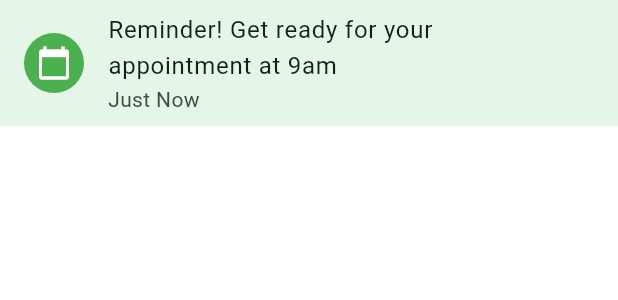
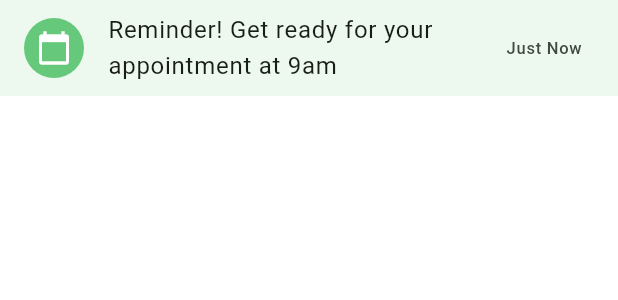
Before and after one commit to IntimeSys2025/in_time_app, a Flutter app: the NotificationItem widget shown alone on an empty page, opened directly, on a phone screen of 412 x 824 dp. Shown: the top 300 px of the screen. Run offline on Flutter 3.47's test engine with Material 3 defaults, Android fonts, the phone set to English and light mode, and no system bars; our stand-ins replace dartz, dio, easy_localization, equatable, flutter_bloc, flutter_otp_text_field and 9 more; missing offline and left inert: webview_flutter_wkwebview; accounts and stored records are empty; network calls fail.

Commit message:
fix notification ui

```diff
--- a/lib/features/checkout/presentation/screens/checkout_screen.dart
+++ b/lib/features/checkout/presentation/screens/checkout_screen.dart
@@ -51,7 +51,7 @@ class CheckoutScreen extends StatelessWidget {
                   Navigator.push(
                       context,
                       MaterialPageRoute(
-                        builder: (context) => const PaymentResultScreen(paymentSuccess: false),
+                        builder: (context) => const PaymentResultScreen(paymentSuccess: true),
                       ));
                 }),
           )),
--- a/lib/features/profile/presentation/widget/notification_item.dart
+++ b/lib/features/profile/presentation/widget/notification_item.dart
@@ -4,21 +4,33 @@ import '../../../../core/utils/app_colors.dart';
 class NotificationItem extends StatelessWidget {
   final String title;
   final IconData icon;
+  final String? date;
   final String time;
   const NotificationItem(
-      {super.key, required this.title, required this.icon, required this.time});
+      {super.key, required this.title, required this.icon, required this.time,  this.date});
 
   @override
   Widget build(BuildContext context) {
     return Container(
-      color: AppColors.kLightGreen,
+      color: AppColors.kLightGreen.withOpacity(0.7),
       child:  ListTile(
         leading: CircleAvatar(
-          backgroundColor: Colors.green,
+          backgroundColor: AppColors.kGreenButton,
           child: Icon(icon, color: Colors.white),
         ),
+        trailing: Column(
+           crossAxisAlignment: CrossAxisAlignment.center,
+          mainAxisAlignment: MainAxisAlignment.center,
+
+          children: [
+            if(date != null)
+              Text(date!),
+            Text(time),
+
+          ],
+        ),
         title: Text(title),
-        subtitle: Text(time),
+        // subtitle: Text(time),
       ),
     );
   }
```
